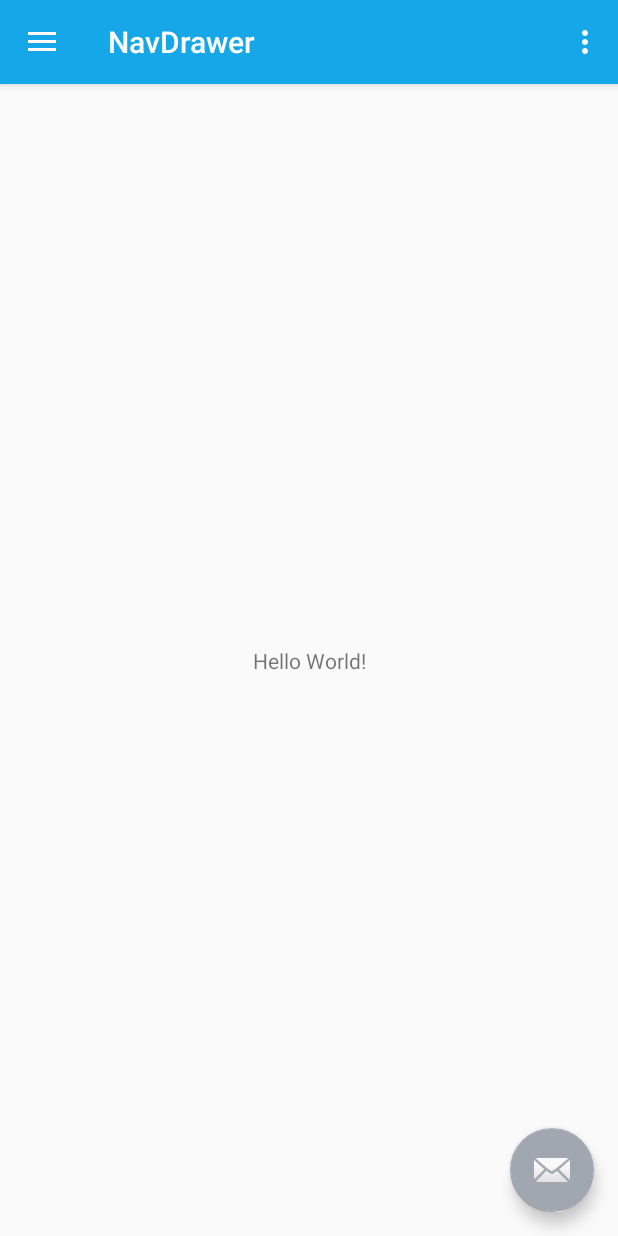
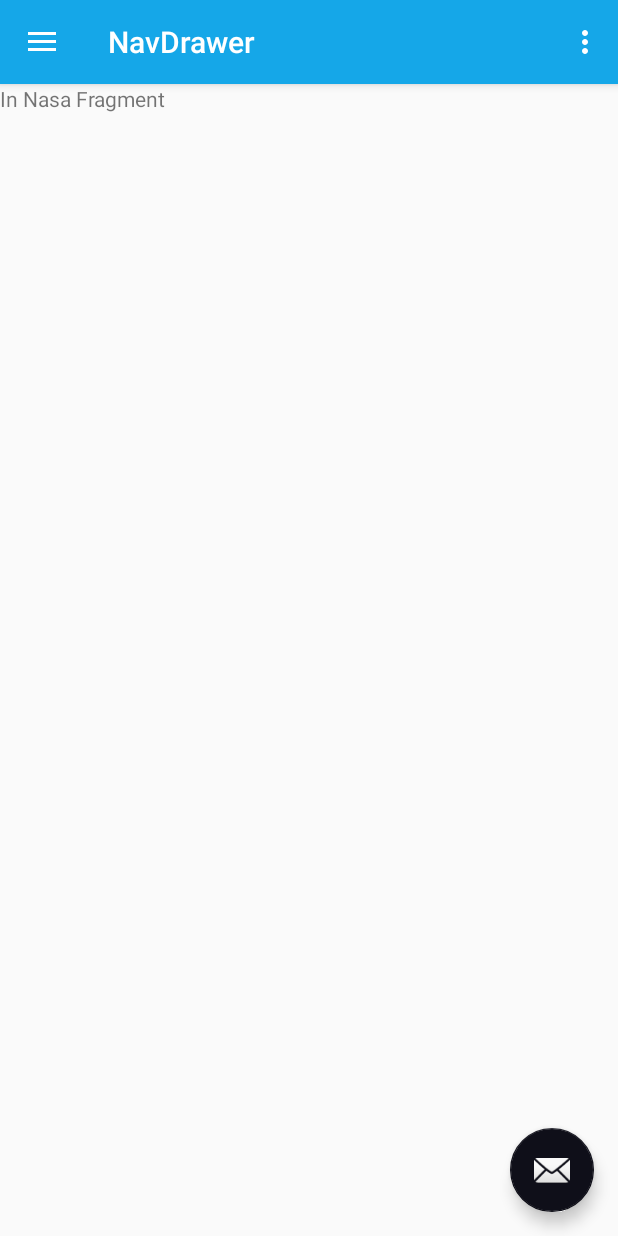
Before and after one commit to himelhimu/navtest, an Android app: the screen it shows after launch (MainActivity), in the side drawer, after a tap on "Nasa Image", on a phone screen of 412 x 824 dp. Run offline under Robolectric (Android 15) with nearby library versions, the phone set to English and light mode, and no system bars.

Commit message:
added required fragments

```diff
--- a/app/build.gradle
+++ b/app/build.gradle
@@ -27,5 +27,6 @@ dependencies {
     compile 'com.android.support:appcompat-v7:25.2.0'
     compile 'com.android.support:design:25.2.0'
     compile 'com.android.support.constraint:constraint-layout:1.0.1'
+    compile 'com.android.support:support-v4:25.2.0'
     testCompile 'junit:junit:4.12'
 }
--- a/app/src/main/java/test/android/sabbir/navdrawer/MainActivity.java
+++ b/app/src/main/java/test/android/sabbir/navdrawer/MainActivity.java
@@ -3,6 +3,8 @@ package test.android.sabbir.navdrawer;
 import android.os.Bundle;
 import android.support.design.widget.FloatingActionButton;
 import android.support.design.widget.Snackbar;
+import android.support.v4.app.Fragment;
+import android.support.v4.app.FragmentManager;
 import android.view.View;
 import android.support.design.widget.NavigationView;
 import android.support.v4.view.GravityCompat;
@@ -12,6 +14,12 @@ import android.support.v7.app.AppCompatActivity;
 import android.support.v7.widget.Toolbar;
 import android.view.Menu;
 import android.view.MenuItem;
+
+import test.android.sabbir.navdrawer.fragments.GitHubFragment;
+import test.android.sabbir.navdrawer.fragments.NasaMainFragment;
+import test.android.sabbir.navdrawer.fragments.SettingsFragment;
+import test.android.sabbir.navdrawer.fragments.ShareFragment;
+import test.android.sabbir.navdrawer.fragments.StackOverflowFragment;
 
 public class MainActivity extends AppCompatActivity
         implements NavigationView.OnNavigationItemSelectedListener {
@@ -79,19 +87,25 @@ public class MainActivity extends AppCompatActivity
     public boolean onNavigationItemSelected(MenuItem item) {
         // Handle navigation view item clicks here.
         int id = item.getItemId();
-
+        Fragment fragment=null;
         if (id == R.id.nav_github) {
             // Handle the camera action
+            fragment=new GitHubFragment();
         } else if (id == R.id.nav_nasa) {
-
+            fragment=new NasaMainFragment();
         } else if (id == R.id.nav_settings) {
-
+            fragment=new SettingsFragment();
         } else if (id == R.id.nav_stackoverflow) {
-
+            fragment=new StackOverflowFragment();
         } else if (id == R.id.nav_share) {
-
+                fragment=new ShareFragment();
         } else if (id == R.id.nav_send) {
 
+        }
+
+        if (fragment!=null){
+            FragmentManager fragmentManager=getSupportFragmentManager();
+            fragmentManager.beginTransaction().replace(R.id.fragment_container,fragment).commit();
         }
 
         DrawerLayout drawer = (DrawerLayout) findViewById(R.id.drawer_layout);
--- /dev/null
+++ b/app/src/main/java/test/android/sabbir/navdrawer/fragments/GitHubFragment.java
@@ -0,0 +1,66 @@
+package test.android.sabbir.navdrawer.fragments;
+
+
+import android.os.Bundle;
+import android.support.v4.app.Fragment;
+import android.view.LayoutInflater;
+import android.view.View;
+import android.view.ViewGroup;
+
+import test.android.sabbir.navdrawer.R;
+
+/**
+ * A simple {@link Fragment} subclass.
+ * Use the {@link GitHubFragment#newInstance} factory method to
+ * create an instance of this fragment.
+ */
+public class GitHubFragment extends Fragment {
+    // TODO: Rename parameter arguments, choose names that match
+    // the fragment initialization parameters, e.g. ARG_ITEM_NUMBER
+    private static final String ARG_PARAM1 = "param1";
+    private static final String ARG_PARAM2 = "param2";
+
+    // TODO: Rename and change types of parameters
+    private String mParam1;
+    private String mParam2;
+
+
+    public GitHubFragment() {
+        // Required empty public constructor
+    }
+
+    /**
+     * Use this factory method to create a new instance of
+     * this fragment using the provided parameters.
+     *
+     * @param param1 Parameter 1.
+     * @param param2 Parameter 2.
+     * @return A new instance of fragment GitHubFragment.
+     */
+    // TODO: Rename and change types and number of parameters
+    public static GitHubFragment newInstance(String param1, String param2) {
+        GitHubFragment fragment = new GitHubFragment();
+        Bundle args = new Bundle();
+        args.putString(ARG_PARAM1, param1);
+        args.putString(ARG_PARAM2, param2);
+        fragment.setArguments(args);
+        return fragment;
+    }
+
+    @Override
+    public void onCreate(Bundle savedInstanceState) {
+        super.onCreate(savedInstanceState);
+        if (getArguments() != null) {
+            mParam1 = getArguments().getString(ARG_PARAM1);
+            mParam2 = getArguments().getString(ARG_PARAM2);
+        }
+    }
+
+    @Override
+    public View onCreateView(LayoutInflater inflater, ViewGroup container,
+                             Bundle savedInstanceState) {
+        // Inflate the layout for this fragment
+        return inflater.inflate(R.layout.fragment_git_hub, container, false);
+    }
+
+}
--- /dev/null
+++ b/app/src/main/java/test/android/sabbir/navdrawer/fragments/NasaMainFragment.java
@@ -0,0 +1,30 @@
+package test.android.sabbir.navdrawer.fragments;
+
+
+import android.os.Bundle;
+import android.support.v4.app.Fragment;
+import android.view.LayoutInflater;
+import android.view.View;
+import android.view.ViewGroup;
+
+import test.android.sabbir.navdrawer.R;
+
+/**
+ * A simple {@link Fragment} subclass.
+ */
+public class NasaMainFragment extends Fragment {
+
+
+    public NasaMainFragment() {
+        // Required empty public constructor
+    }
+
+
+    @Override
+    public View onCreateView(LayoutInflater inflater, ViewGroup container,
+                             Bundle savedInstanceState) {
+        // Inflate the layout for this fragment
+        return inflater.inflate(R.layout.fragment_nasa_main, container, false);
+    }
+
+}
--- a/app/src/main/res/layout/content_main.xml
+++ b/app/src/main/res/layout/content_main.xml
@@ -8,13 +8,11 @@
     tools:context="test.android.sabbir.navdrawer.MainActivity"
     tools:showIn="@layout/app_bar_main">
 
-    <TextView
-        android:layout_width="wrap_content"
-        android:layout_height="wrap_content"
-        android:text="Hello World!"
-        app:layout_constraintBottom_toBottomOf="parent"
-        app:layout_constraintLeft_toLeftOf="parent"
-        app:layout_constraintRight_toRightOf="parent"
-        app:layout_constraintTop_toTopOf="parent" />
+   <FrameLayout
+       android:id="@+id/fragment_container"
+       android:layout_width="match_parent"
+       android:layout_height="wrap_content">
+
+   </FrameLayout>
 
 </android.support.constraint.ConstraintLayout>
--- /dev/null
+++ b/app/src/main/res/layout/fragment_nasa_main.xml
@@ -0,0 +1,13 @@
+<FrameLayout xmlns:android="http://schemas.android.com/apk/res/android"
+    xmlns:tools="http://schemas.android.com/tools"
+    android:layout_width="match_parent"
+    android:layout_height="match_parent"
+    tools:context="test.android.sabbir.navdrawer.fragments.NasaMainFragment">
+
+    <!-- TODO: Update blank fragment layout -->
+    <TextView
+        android:layout_width="match_parent"
+        android:layout_height="match_parent"
+        android:text="In Nasa Fragment" />
+
+</FrameLayout>
--- a/app/src/main/res/values/strings.xml
+++ b/app/src/main/res/values/strings.xml
@@ -5,4 +5,7 @@
     <string name="navigation_drawer_close">Close navigation drawer</string>
 
     <string name="action_settings">Settings</string>
+
+    <!-- TODO: Remove or change this placeholder text -->
+    <string name="hello_blank_fragment">Hello blank fragment</string>
 </resources>
--- a/app/src/main/res/values/styles.xml
+++ b/app/src/main/res/values/styles.xml
@@ -5,7 +5,7 @@
         <!-- Customize your theme here. -->
         <item name="colorPrimary">@color/sky_blue</item>
         <item name="colorPrimaryDark">@color/sky_blue_light</item>
-        <item name="colorAccent">@color/cloud_gray</item>
+        <item name="colorAccent">@color/dark_gray</item>
     </style>
 
     <style name="AppTheme.NoActionBar">
```
Also changed, not shown: app/src/main/java/test/android/sabbir/navdrawer/fragments/SettingsFragment.java (added, +30 -0 lines), app/src/main/java/test/android/sabbir/navdrawer/fragments/ShareFragment.java (added, +30 -0 lines), app/src/main/java/test/android/sabbir/navdrawer/fragments/StackOverflowFragment.java (added, +30 -0 lines), app/src/main/res/layout/fragment_git_hub.xml (added, +13 -0 lines), app/src/main/res/layout/fragment_github.xml (added, +13 -0 lines), app/src/main/res/layout/fragment_settings.xml (added, +13 -0 lines), app/src/main/res/layout/fragment_share.xml (added, +13 -0 lines), app/src/main/res/layout/fragment_stack_overflow.xml (added, +13 -0 lines).
